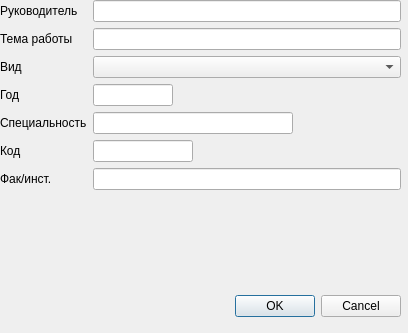
Old version of the form gui/common_options_dialog.ui in the repository DT-pas19/LibRutinskiRad.
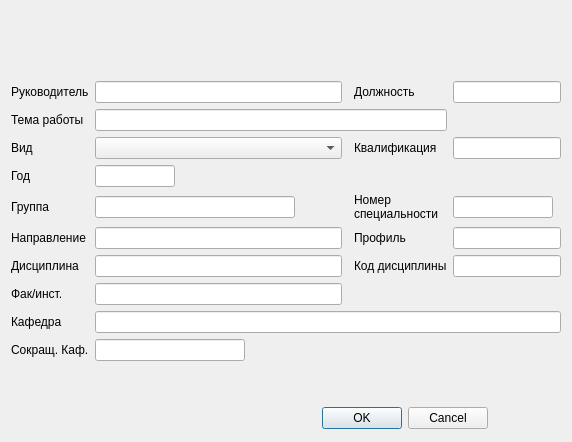
New version of the form.

```diff
--- a/gui/common_options_dialog.ui
+++ b/gui/common_options_dialog.ui
@@ -6,8 +6,8 @@
    <rect>
     <x>0</x>
     <y>0</y>
-    <width>408</width>
-    <height>333</height>
+    <width>572</width>
+    <height>442</height>
    </rect>
   </property>
   <property name="sizePolicy">
@@ -19,94 +19,149 @@
   <property name="windowTitle">
    <string>Изменение общих параметров</string>
   </property>
-  <widget class="QDialogButtonBox" name="btn_apply">
-   <property name="geometry">
-    <rect>
-     <x>130</x>
-     <y>290</y>
-     <width>271</width>
-     <height>32</height>
-    </rect>
-   </property>
-   <property name="orientation">
-    <enum>Qt::Horizontal</enum>
-   </property>
-   <property name="standardButtons">
-    <set>QDialogButtonBox::Cancel|QDialogButtonBox::Ok</set>
-   </property>
-  </widget>
-  <widget class="QWidget" name="formLayoutWidget">
-   <property name="geometry">
-    <rect>
-     <x>0</x>
-     <y>0</y>
-     <width>401</width>
-     <height>306</height>
-    </rect>
-   </property>
-   <layout class="QFormLayout" name="formLayout">
+  <layout class="QGridLayout" name="gridLayout">
     <item row="0" column="0">
-     <widget class="QLabel" name="lbl_teacher">
+    <layout class="QGridLayout" name="options_layout">
+     <item row="9" column="0">
+      <widget class="QLabel" name="lbl_chair">
       <property name="text">
-       <string>Руководитель</string>
+        <string>&lt;html&gt;&lt;head/&gt;&lt;body&gt;&lt;p&gt;Кафедра&lt;/p&gt;&lt;/body&gt;&lt;/html&gt;</string>
+       </property>
+      </widget>
+     </item>
+     <item row="5" column="0">
+      <widget class="QLabel" name="lbl_group_name">
+       <property name="text">
+        <string>Группа</string>
+       </property>
+      </widget>
+     </item>
+     <item row="8" column="0">
+      <widget class="QLabel" name="lbl_fac">
+       <property name="text">
+        <string>&lt;html&gt;&lt;head/&gt;&lt;body&gt;&lt;p&gt;Фак/инст.&lt;/p&gt;&lt;/body&gt;&lt;/html&gt;</string>
+       </property>
+      </widget>
+     </item>
+     <item row="5" column="4">
+      <widget class="QLineEdit" name="edit_group_code">
+       <property name="maximumSize">
+        <size>
+         <width>100</width>
+         <height>16777215</height>
+        </size>
+       </property>
+      </widget>
+     </item>
+     <item row="4" column="1">
+      <widget class="QLineEdit" name="edit_year">
+       <property name="maximumSize">
+        <size>
+         <width>80</width>
+         <height>16777215</height>
+        </size>
+       </property>
+      </widget>
+     </item>
+     <item row="0" column="4">
+      <widget class="QLineEdit" name="edit_teacher_duty"/>
+     </item>
+     <item row="0" column="3">
+      <widget class="QLabel" name="lbl_teacher_duty">
+       <property name="text">
+        <string>Должность</string>
+       </property>
+      </widget>
+     </item>
+     <item row="3" column="1">
+      <widget class="QComboBox" name="box_work_type">
+       <property name="minimumSize">
+        <size>
+         <width>200</width>
+         <height>0</height>
+        </size>
       </property>
      </widget>
     </item>
     <item row="0" column="1">
      <widget class="QLineEdit" name="edit_teacher"/>
     </item>
-    <item row="1" column="0">
+     <item row="4" column="0">
+      <widget class="QLabel" name="lbl_year">
+       <property name="text">
+        <string>Год</string>
+       </property>
+      </widget>
+     </item>
+     <item row="6" column="3">
+      <widget class="QLabel" name="lbl_profile">
+       <property name="text">
+        <string>Профиль</string>
+       </property>
+      </widget>
+     </item>
+     <item row="2" column="0">
      <widget class="QLabel" name="lbl_topic">
       <property name="text">
        <string>Тема работы</string>
       </property>
      </widget>
     </item>
-    <item row="1" column="1">
-     <widget class="QLineEdit" name="edit_topic"/>
-    </item>
-    <item row="2" column="0">
+     <item row="6" column="0">
+      <widget class="QLabel" name="lbl_study">
+       <property name="text">
+        <string>Направление</string>
+       </property>
+      </widget>
+     </item>
+     <item row="10" column="0">
+      <widget class="QLabel" name="lbl_edit_short">
+       <property name="text">
+        <string>Сокращ. Каф.</string>
+       </property>
+      </widget>
+     </item>
+     <item row="10" column="1">
+      <widget class="QLineEdit" name="edit_chair_short">
+       <property name="sizePolicy">
+        <sizepolicy hsizetype="Expanding" vsizetype="Fixed">
+         <horstretch>150</horstretch>
+         <verstretch>0</verstretch>
+        </sizepolicy>
+       </property>
+       <property name="maximumSize">
+        <size>
+         <width>150</width>
+         <height>16777215</height>
+        </size>
+       </property>
+      </widget>
+     </item>
+     <item row="3" column="0">
      <widget class="QLabel" name="lbl_work_type">
       <property name="text">
        <string>Вид</string>
       </property>
      </widget>
     </item>
-    <item row="2" column="1">
-     <widget class="QComboBox" name="box_work_type">
-      <property name="minimumSize">
-       <size>
-        <width>200</width>
-        <height>0</height>
-       </size>
-      </property>
-     </widget>
-    </item>
-    <item row="3" column="0">
-     <widget class="QLabel" name="lbl_year">
+     <item row="0" column="0">
+      <widget class="QLabel" name="lbl_teacher">
       <property name="text">
-       <string>Год</string>
+        <string>Руководитель</string>
       </property>
      </widget>
     </item>
-    <item row="3" column="1">
-     <widget class="QLineEdit" name="edit_year">
+     <item row="8" column="1">
+      <widget class="QLineEdit" name="edit_fac">
       <property name="maximumSize">
        <size>
-        <width>80</width>
+         <width>500</width>
         <height>16777215</height>
        </size>
       </property>
      </widget>
     </item>
-    <item row="4" column="0">
-     <widget class="QLabel" name="lbl_group_name">
-      <property name="text">
-       <string>Специальность</string>
-      </property>
-     </widget>
-    </item>
-    <item row="4" column="1">
+     <item row="5" column="1">
      <widget class="QLineEdit" name="edit_group_name">
       <property name="maximumSize">
        <size>
@@ -116,41 +171,85 @@
       </property>
      </widget>
     </item>
-    <item row="6" column="0">
-     <widget class="QLabel" name="lbl_fac">
-      <property name="text">
-       <string>&lt;html&gt;&lt;head/&gt;&lt;body&gt;&lt;p&gt;Фак/инст.&lt;/p&gt;&lt;/body&gt;&lt;/html&gt;</string>
-      </property>
-     </widget>
+     <item row="6" column="4">
+      <widget class="QLineEdit" name="edit_profile"/>
     </item>
     <item row="6" column="1">
-     <widget class="QLineEdit" name="edit_fac">
-      <property name="maximumSize">
-       <size>
-        <width>500</width>
-        <height>16777215</height>
-       </size>
-      </property>
-     </widget>
-    </item>
-    <item row="5" column="0">
+      <widget class="QLineEdit" name="edit_study"/>
+     </item>
+     <item row="5" column="3">
      <widget class="QLabel" name="lbl_group_code">
       <property name="text">
-       <string>Код</string>
+        <string>Номер
+специальности</string>
       </property>
      </widget>
     </item>
-    <item row="5" column="1">
-     <widget class="QLineEdit" name="edit_group_code">
+     <item row="7" column="0">
+      <widget class="QLabel" name="lbl_discipline">
+       <property name="text">
+        <string>Дисциплина</string>
+       </property>
+      </widget>
+     </item>
+     <item row="7" column="1">
+      <widget class="QLineEdit" name="edit_discipline"/>
+     </item>
+     <item row="7" column="4">
+      <widget class="QLineEdit" name="edit_discipline_code"/>
+     </item>
+     <item row="7" column="3">
+      <widget class="QLabel" name="lbl_discipline_code">
+       <property name="text">
+        <string>Код дисциплины</string>
+       </property>
+      </widget>
+     </item>
+     <item row="3" column="3">
+      <widget class="QLabel" name="lbl_qual">
+       <property name="text">
+        <string>Квалификация</string>
+       </property>
+      </widget>
+     </item>
+     <item row="2" column="1" colspan="3">
+      <widget class="QLineEdit" name="edit_topic">
+       <property name="enabled">
+        <bool>true</bool>
+       </property>
+      </widget>
+     </item>
+     <item row="3" column="4">
+      <widget class="QLineEdit" name="edit_qual"/>
+     </item>
+     <item row="9" column="1" colspan="4">
+      <widget class="QLineEdit" name="edit_chair">
       <property name="maximumSize">
        <size>
-        <width>100</width>
+         <width>500</width>
         <height>16777215</height>
        </size>
       </property>
      </widget>
     </item>
    </layout>
+   </item>
+  </layout>
+  <widget class="QDialogButtonBox" name="btn_apply">
+   <property name="geometry">
+    <rect>
+     <x>187</x>
+     <y>403</y>
+     <width>301</width>
+     <height>31</height>
+    </rect>
+   </property>
+   <property name="orientation">
+    <enum>Qt::Horizontal</enum>
+   </property>
+   <property name="standardButtons">
+    <set>QDialogButtonBox::Cancel|QDialogButtonBox::Ok</set>
+   </property>
   </widget>
  </widget>
  <resources/>
```
Lines whose indentation alone changed are shown as unchanged.
